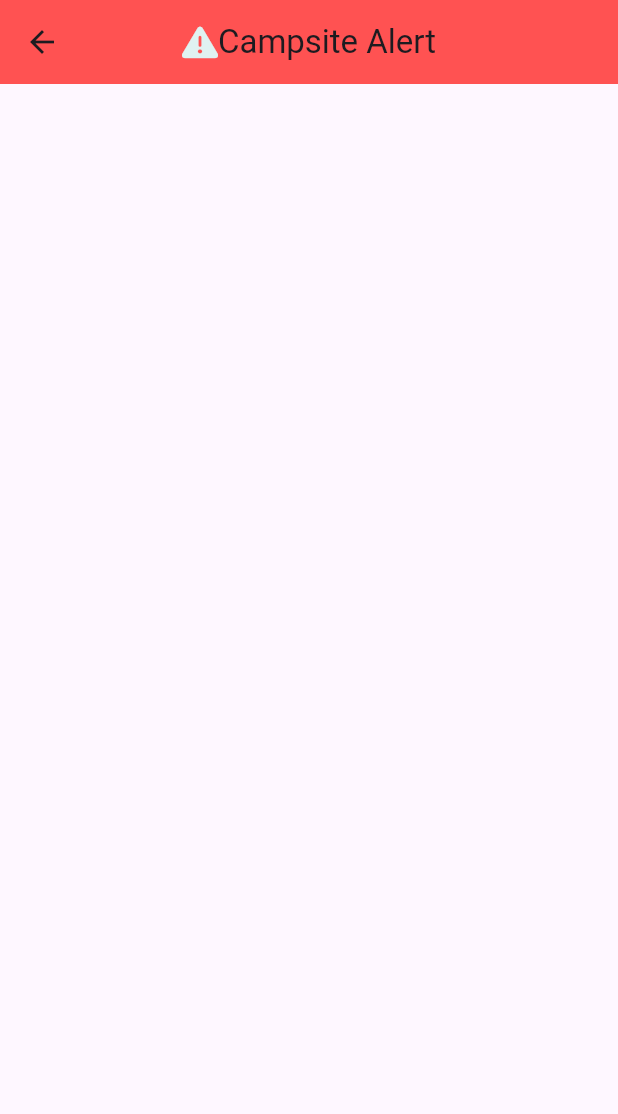
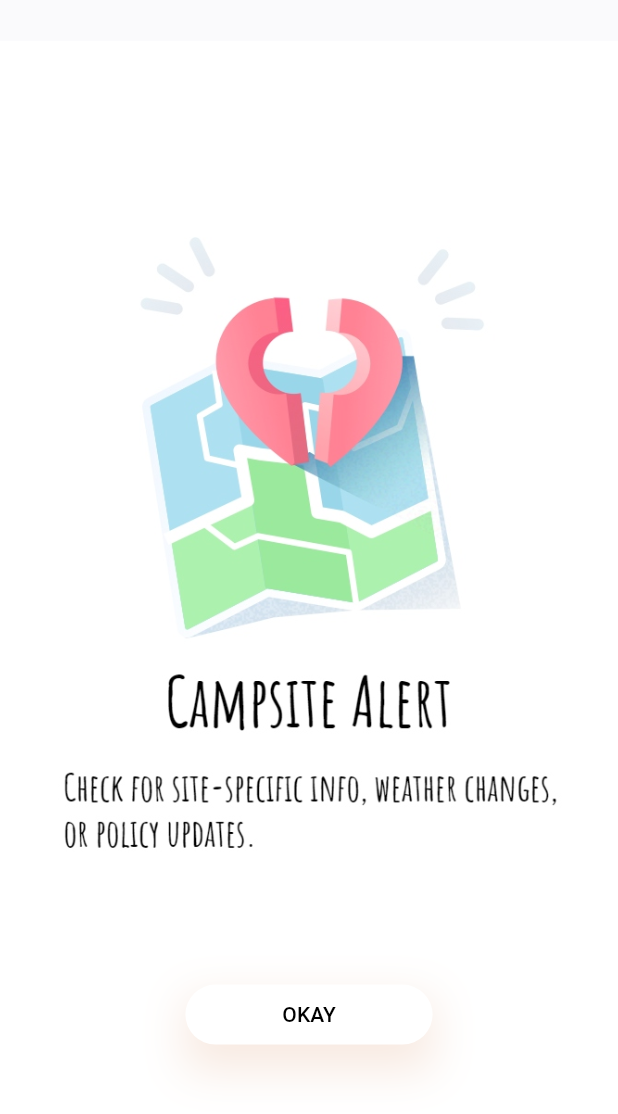
Before and after one commit to carolflz/JomCamp, a Flutter app: the ErrorScreen screen opened by its route, on a phone screen of 412 x 824 dp. Shown: the top 1114 px of the screen. Run offline on Flutter 3.47's test engine with Material 3 defaults, Android fonts, the phone set to English and light mode, and no system bars; our stand-ins replace awesome_notifications, cloud_firestore, firebase_core, firebase_messaging, font_awesome_flutter, google_maps_flutter; missing offline and left inert: flutter_admin_scaffold; accounts and stored records are empty.

Commit message:
Error Page Modification
- Modify Error Page
- build a button that navigate on the error screen when the button is clicked

```diff
--- a/application/lib/Screen/error_screen.dart
+++ b/application/lib/Screen/error_screen.dart
@@ -1,25 +1,53 @@
-import 'package:application/Ressuable_widget/app_bar.dart';
+import 'package:application/main.dart';
 import 'package:flutter/material.dart';
 
 class ErrorScreen extends StatelessWidget {
-  const ErrorScreen({Key? key}) : super(key: key);
-
   @override
   Widget build(BuildContext context) {
     return Scaffold(
-      appBar: AppBar(
-        backgroundColor: Colors.redAccent,
-        centerTitle: true,
-        title: AppBarTitle(),
-      ),
-      body: Center(
-        child: Padding(
-          padding: EdgeInsets.all(10),
-          child: Column(
-            mainAxisAlignment: MainAxisAlignment.center,
-            children: [],
+      body: Stack(
+        fit: StackFit.expand,
+        children: [
+          Image.asset(
+            "assets/images/Location_Error.jpg",
+            fit: BoxFit.cover,
           ),
-        ),
+          Positioned(
+            bottom: MediaQuery.of(context).size.height * 0.15,
+            left: MediaQuery.of(context).size.width * 0.3,
+            right: MediaQuery.of(context).size.width * 0.3,
+            child: Container(
+              decoration: BoxDecoration(
+                boxShadow: [
+                  BoxShadow(
+                    offset: Offset(0, 13),
+                    blurRadius: 25,
+                    color: Color(0xFFD27E4A).withOpacity(0.17),
+                  ),
+                ],
+              ),
+              child: TextButton(
+                style: TextButton.styleFrom(
+                  backgroundColor: Colors.white,
+                  shape: RoundedRectangleBorder(
+                    borderRadius: BorderRadius.circular(50),
+                  ),
+                ),
+                onPressed: () {
+                  MyApp.navigatorKey.currentState?.pushNamedAndRemoveUntil(
+                    '/',
+                    (route) => (route.settings.name != '/') || route.isFirst,
+                  );
+                },
+                child: Text(
+                  "Okay".toUpperCase(),
+                  style: TextStyle(
+                      color: Colors.black), // Set the text color as needed
+                ),
+              ),
+            ),
+          )
+        ],
       ),
     );
   }
--- a/application/lib/main.dart
+++ b/application/lib/main.dart
@@ -1,6 +1,8 @@
 import 'dart:io';
+
 import 'package:application/Screen/error_screen.dart';
 import 'package:application/Screen/main_screen.dart';
+import 'package:application/Screen/navigate_screen.dart';
 import 'package:application/api/notification_controller.dart';
 import 'package:awesome_notifications/awesome_notifications.dart';
 import 'package:firebase_core/firebase_core.dart';
@@ -77,6 +79,9 @@ class _MyAppState extends State<MyApp> {
           case '/':
             return MaterialPageRoute(builder: (context) => MainScreen());
 
+          case '/navigator-page':
+            return MaterialPageRoute(builder: (context) => NavigateScreen());
+
           case '/notification-page':
             return MaterialPageRoute(builder: (context) {
               return ErrorScreen();
```
Also changed, not shown: application/pubspec.yaml (+5 -2 lines), application/assets/images/Location_Error.jpg (added).
